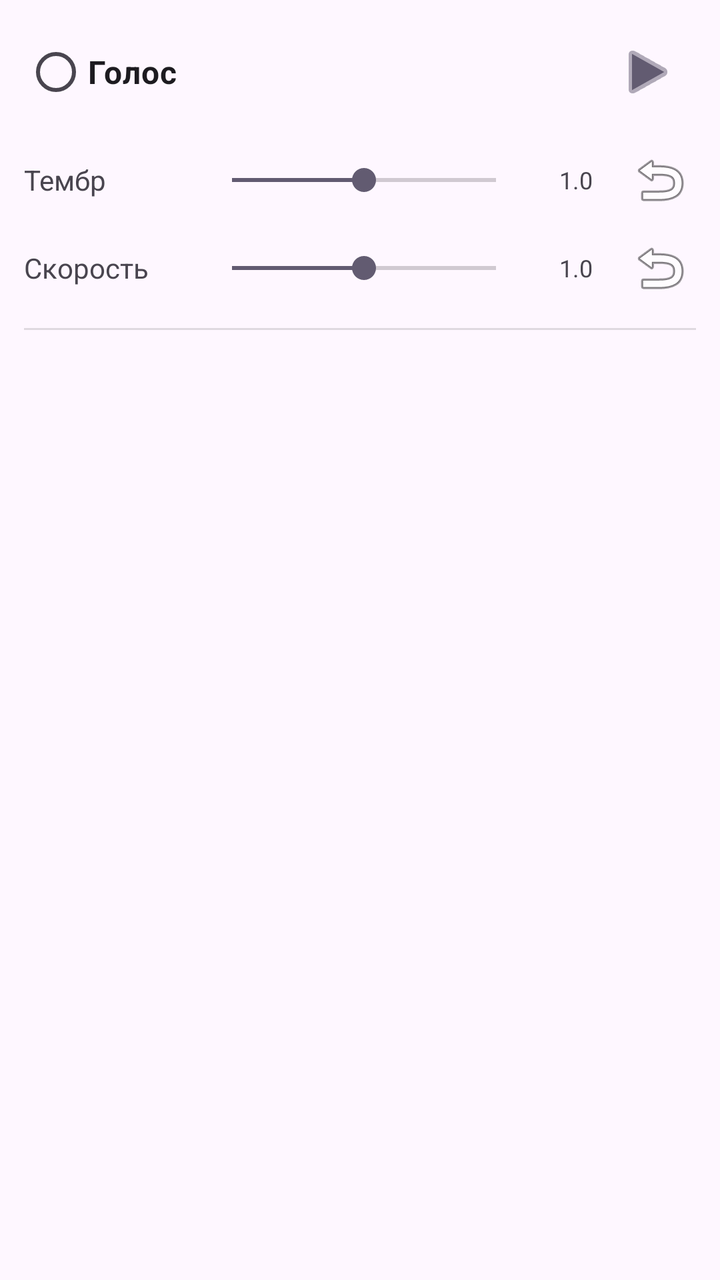
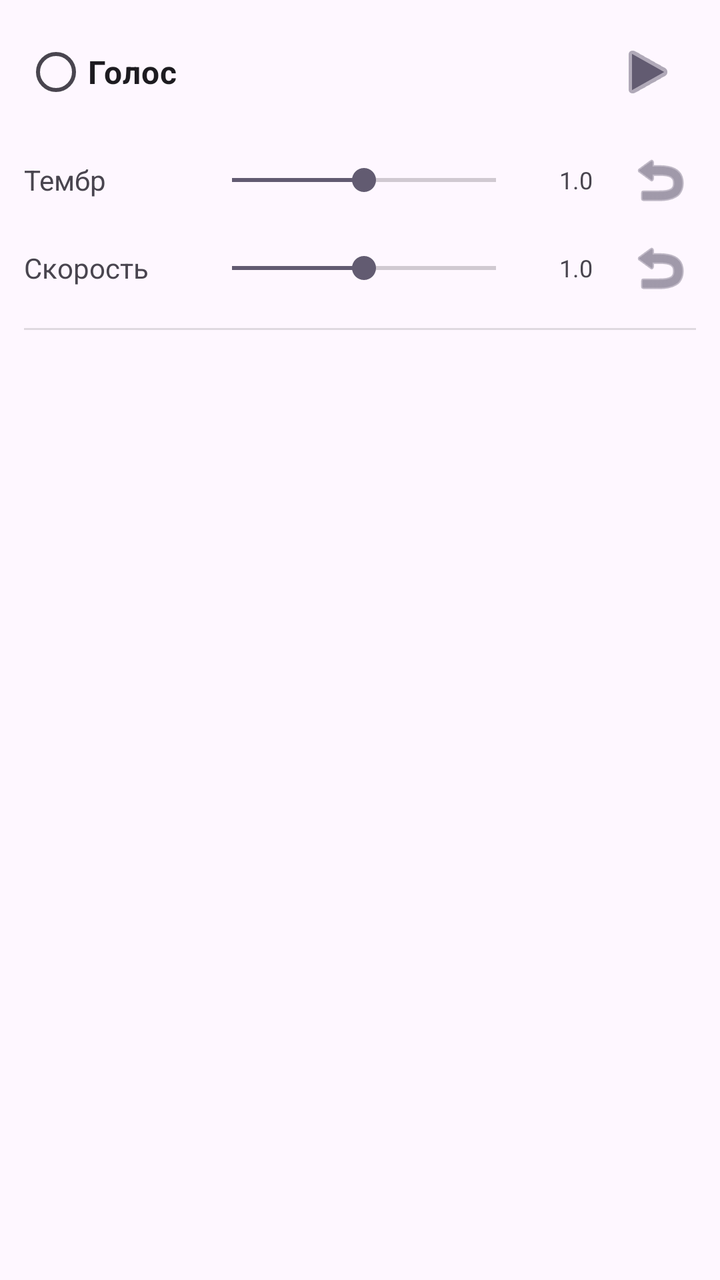

Compare the two renders of this Android layout. The source of the first and the diff that turns it into the second are given below.
<!-- AndroidManifest.xml: application theme Theme.TelegramNewsReader -->
<!-- res/layout/item_voice.xml -->
<?xml version="1.0" encoding="utf-8"?>
<LinearLayout xmlns:android="http://schemas.android.com/apk/res/android"
    android:layout_width="match_parent"
    android:layout_height="wrap_content"
    android:orientation="vertical"
    android:padding="12dp"
    android:background="?attr/selectableItemBackground">

    
    <LinearLayout
        android:layout_width="match_parent"
        android:layout_height="wrap_content"
        android:orientation="horizontal"
        android:gravity="center_vertical">

        
        <TextView
            android:id="@+id/tvGenderIcon"
            android:layout_width="wrap_content"
            android:layout_height="wrap_content"
            android:text="👨"
            android:textSize="20sp"
            android:layout_marginEnd="8dp"
            android:visibility="gone" />

        <RadioButton
            android:id="@+id/radioVoice"
            android:layout_width="0dp"
            android:layout_height="wrap_content"
            android:layout_weight="1"
            android:text="Голос"
            android:textSize="16sp"
            android:textStyle="bold" />

        <ImageButton
            android:id="@+id/btnPlay"
            android:layout_width="48dp"
            android:layout_height="48dp"
            android:contentDescription="Прослушать голос"
            android:src="@android:drawable/ic_media_play"
            android:background="?attr/selectableItemBackgroundBorderless"
            android:tint="?android:attr/colorAccent" />
    </LinearLayout>

    
    <LinearLayout
        android:layout_width="match_parent"
        android:layout_height="wrap_content"
        android:orientation="vertical"
        android:paddingTop="12dp">

        
        <LinearLayout
            android:layout_width="match_parent"
            android:layout_height="wrap_content"
            android:orientation="horizontal"
            android:gravity="center_vertical"
            android:paddingBottom="8dp">

            <TextView
                android:layout_width="80dp"
                android:layout_height="wrap_content"
                android:text="Тембр"
                android:textSize="14sp"
                android:textColor="?android:attr/textColorSecondary" />

            <SeekBar
                android:id="@+id/seekPitch"
                android:layout_width="0dp"
                android:layout_height="wrap_content"
                android:layout_weight="1"
                android:max="200"
                android:progress="100"
                android:layout_marginStart="8dp"
                android:layout_marginEnd="4dp" />

            <TextView
                android:id="@+id/tvPitchValue"
                android:layout_width="40dp"
                android:layout_height="wrap_content"
                android:text="1.0"
                android:textSize="12sp"
                android:textColor="?android:attr/textColorSecondary"
                android:gravity="center" />

            
            <ImageButton
                android:id="@+id/btnResetPitch"
                android:layout_width="36dp"
                android:layout_height="36dp"
                android:src="@android:drawable/ic_menu_revert"
                android:background="?attr/selectableItemBackgroundBorderless"
                android:contentDescription="Сброс тембра"
                android:layout_marginStart="4dp" />
        </LinearLayout>

        
        <LinearLayout
            android:layout_width="match_parent"
            android:layout_height="wrap_content"
            android:orientation="horizontal"
            android:gravity="center_vertical">

            <TextView
                android:layout_width="80dp"
                android:layout_height="wrap_content"
                android:text="Скорость"
                android:textSize="14sp"
                android:textColor="?android:attr/textColorSecondary" />

            <SeekBar
                android:id="@+id/seekRate"
                android:layout_width="0dp"
                android:layout_height="wrap_content"
                android:layout_weight="1"
                android:max="200"
                android:progress="100"
                android:layout_marginStart="8dp"
                android:layout_marginEnd="4dp" />

            <TextView
                android:id="@+id/tvSpeedValue"
                android:layout_width="40dp"
                android:layout_height="wrap_content"
                android:text="1.0"
                android:textSize="12sp"
                android:textColor="?android:attr/textColorSecondary"
                android:gravity="center" />

            
            <ImageButton
                android:id="@+id/btnResetRate"
                android:layout_width="36dp"
                android:layout_height="36dp"
                android:src="@android:drawable/ic_menu_revert"
                android:background="?attr/selectableItemBackgroundBorderless"
                android:contentDescription="Сброс скорости"
                android:layout_marginStart="4dp" />
        </LinearLayout>
    </LinearLayout>

    
    <View
        android:layout_width="match_parent"
        android:layout_height="1dp"
        android:layout_marginTop="12dp"
        android:background="?android:attr/listDivider" />
</LinearLayout>
<!-- resources referenced by this layout -->
<resources>
  <style name="Theme.TelegramNewsReader" parent="Theme.Material3.DayNight">
          <item name="colorPrimary">@color/purple_500</item>
          <item name="colorPrimaryVariant">@color/purple_700</item>
          <item name="colorOnPrimary">@color/white</item>
          <item name="android:statusBarColor">?attr/colorPrimaryVariant</item>
      </style>
  <color name="purple_500">#FF6200EE</color>
  <color name="purple_700">#FF3700B3</color>
  <color name="white">#FFFFFFFF</color>
</resources>

<!-- the commit's change to res/layout/item_voice.xml (unified diff, before → after) -->
@@ -1,5 +1,6 @@
 <?xml version="1.0" encoding="utf-8"?>
 <LinearLayout xmlns:android="http://schemas.android.com/apk/res/android"
+    xmlns:app="http://schemas.android.com/apk/res-auto"
     android:layout_width="match_parent"
     android:layout_height="wrap_content"
     android:orientation="vertical"
@@ -39,7 +40,7 @@
             android:contentDescription="Прослушать голос"
             android:src="@android:drawable/ic_media_play"
             android:background="?attr/selectableItemBackgroundBorderless"
-            android:tint="?android:attr/colorAccent" />
+            app:tint="?android:attr/colorAccent" />
     </LinearLayout>
 
     
@@ -91,7 +92,8 @@
                 android:src="@android:drawable/ic_menu_revert"
                 android:background="?attr/selectableItemBackgroundBorderless"
                 android:contentDescription="Сброс тембра"
-                android:layout_marginStart="4dp" />
+                android:layout_marginStart="4dp"
+                app:tint="?android:attr/colorAccent" />
         </LinearLayout>
 
         
@@ -135,7 +137,8 @@
                 android:src="@android:drawable/ic_menu_revert"
                 android:background="?attr/selectableItemBackgroundBorderless"
                 android:contentDescription="Сброс скорости"
-                android:layout_marginStart="4dp" />
+                android:layout_marginStart="4dp"
+                app:tint="?android:attr/colorAccent" />
         </LinearLayout>
     </LinearLayout>
 
